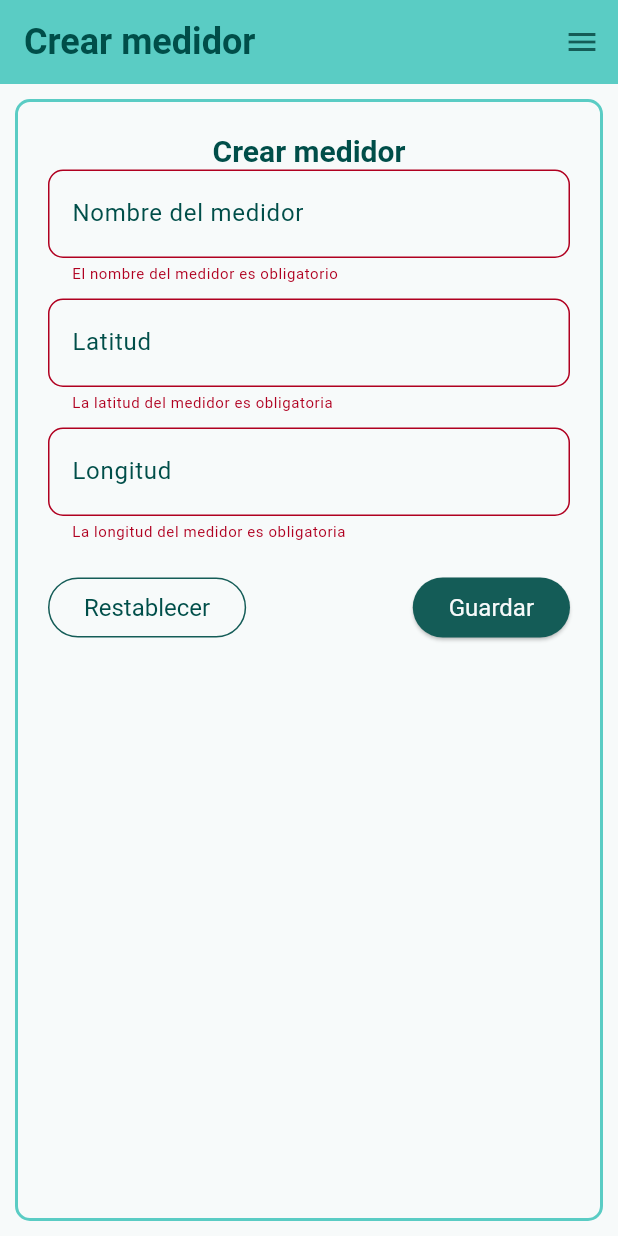
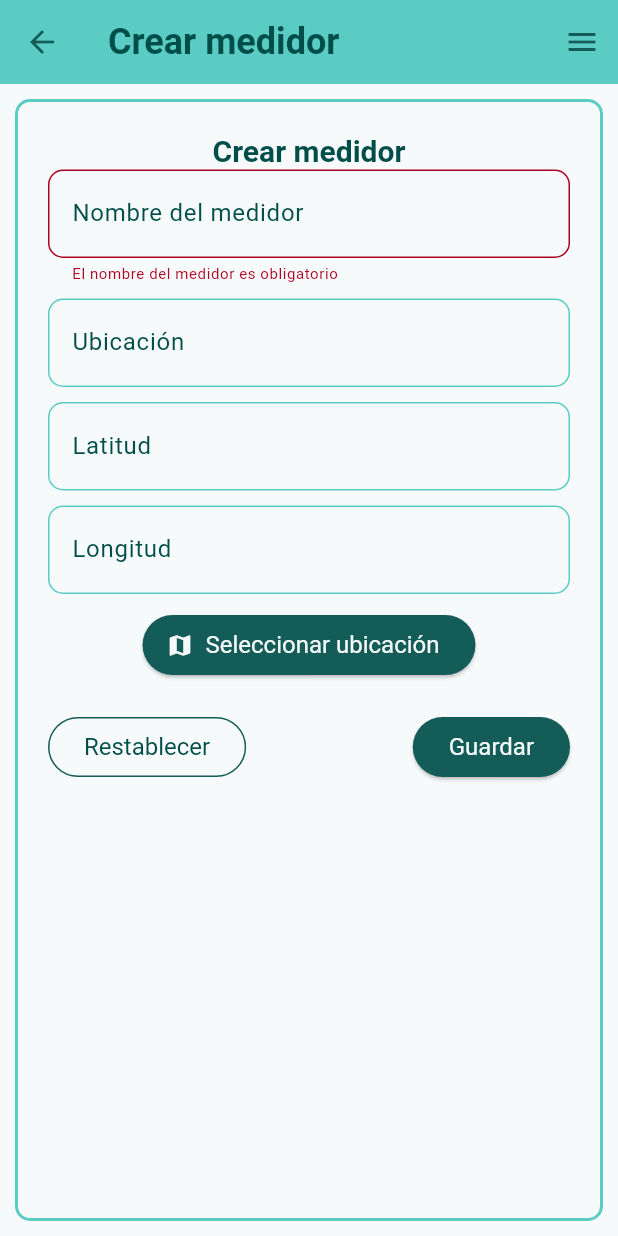
Before and after one commit to Emmanueloz/frontend_water_quality, a Flutter app: the FormMeters screen opened directly with empty values, after a tap on "Guardar", on a phone screen of 412 x 824 dp. Run offline on Flutter 3.47's test engine with Material 3 defaults, Android fonts, the phone set to English and light mode, and no system bars; our stand-ins replace fl_chart, flutter_map, go_router, latlong2; missing offline and left inert: flutter_map_cancellable_tile_provider, girix_code_gauge.

Commit message:
refactor: se optmizo la forma en seleccionar la ubicacion del medidor

```diff
--- a/lib/presentation/pages/form_meters.dart
+++ b/lib/presentation/pages/form_meters.dart
@@ -1,11 +1,19 @@
 import 'package:flutter/material.dart';
-import 'package:flutter/services.dart'; // Necesario para FilteringTextInputFormatter
+import 'package:latlong2/latlong.dart';
+import 'package:frontend_water_quality/presentation/widgets/specific/meter_ubications/search_map.dart';
 import 'package:frontend_water_quality/core/enums/screen_size.dart';
 import 'package:frontend_water_quality/presentation/widgets/common/atoms/base_container.dart';
 import 'package:frontend_water_quality/presentation/widgets/layout/layout.dart';
 import 'package:frontend_water_quality/presentation/widgets/layout/layout_meters.dart';
 
-class FormMeters extends StatelessWidget {
+class UbicacionSeleccionada {
+  final LatLng coordenadas;
+  final String nombreLugar;
+
+  UbicacionSeleccionada({required this.coordenadas, required this.nombreLugar});
+}
+
+class FormMeters extends StatefulWidget {
   final String id;
   final String? idMeter;
 
@@ -15,25 +23,57 @@ class FormMeters extends StatelessWidget {
     this.idMeter,
   });
 
-  bool validarCoordenadas(String latStr, String lonStr) {
-    final double? lat = double.tryParse(latStr);
-    final double? lon = double.tryParse(lonStr);
+  @override
+  State<FormMeters> createState() => _FormMetersState();
+}
 
-    if (lat == null || lon == null) return false;
+class _FormMetersState extends State<FormMeters> {
+  final _formKey = GlobalKey<FormState>();
+  final TextEditingController _nameController = TextEditingController();
+  final TextEditingController _latController = TextEditingController();
+  final TextEditingController _lngController = TextEditingController();
+  final TextEditingController _placeNameController = TextEditingController();
 
-    return lat >= -90 && lat <= 90 && lon >= -180 && lon <= 180;
+  LatLng? selectedLocation;
+
+  bool validarCoordenadas(LatLng? location) {
+    if (location == null) return false;
+    return location.latitude >= -90 &&
+        location.latitude <= 90 &&
+        location.longitude >= -180 &&
+        location.longitude <= 180;
+  }
+
+  Future<UbicacionSeleccionada?> showMapSelectionScreen(
+      BuildContext context, LatLng? initial) async {
+    return await Navigator.push(
+      context,
+      MaterialPageRoute(
+        builder: (context) => Scaffold(
+          appBar: AppBar(title: const Text("Seleccionar ubicación")),
+          body: SearchMap(
+            screenSize: ScreenSize.mobile,
+            onLocationSelected: (UbicacionSeleccionada data) {
+              Navigator.pop(context, data);
+            },
+          ),
+        ),
+      ),
+    );
   }
 
   @override
   Widget build(BuildContext context) {
-    String title = idMeter != null ? "Editar medidor" : "Crear medidor";
+    final String title =
+        widget.idMeter != null ? "Editar medidor" : "Crear medidor";
 
-    if (idMeter != null) {
+    if (widget.idMeter != null) {
+
       return LayoutMeters(
         title: title,
-        id: id,
-        idMeter: idMeter ?? "",
-        selectedIndex: 5,
+        id: widget.id,
+        idMeter: widget.idMeter!,
+        selectedIndex: 6,
         builder: (context, screenSize) =>
             _builderMain(context, screenSize, title),
       );
@@ -46,29 +86,11 @@ class FormMeters extends StatelessWidget {
     );
   }
 
+
   Widget _builderMain(
       BuildContext context, ScreenSize screenSize, String title) {
-    if (screenSize == ScreenSize.mobile) {
-      return BaseContainer(
-        margin: EdgeInsets.all(10),
-        child: _buildForm(context, screenSize, title),
-      );
-    }
-
-    if (idMeter != null) {
-      return Expanded(
-        child: BaseContainer(
-          child: Align(
-            alignment: Alignment.topCenter,
-            child: _buildForm(context, screenSize, title),
-          ),
-        ),
-      );
-    }
-
-
     return BaseContainer(
-      margin: EdgeInsets.all(10),
+      margin: const EdgeInsets.all(10),
       child: Align(
         alignment: Alignment.topCenter,
         child: _buildForm(context, screenSize, title),
@@ -77,18 +99,15 @@ class FormMeters extends StatelessWidget {
   }
 
   Widget _buildForm(BuildContext context, ScreenSize screenSize, String title) {
-    final latController = TextEditingController();
-    final lonController = TextEditingController();
-    final formKey = GlobalKey<FormState>();
-
     return Container(
       width: screenSize == ScreenSize.mobile ? double.infinity : 600,
       height: screenSize == ScreenSize.mobile ? double.infinity : 600,
-      margin: EdgeInsets.all(10),
-      padding: EdgeInsets.all(10),
+      margin: const EdgeInsets.all(10),
+      padding: const EdgeInsets.all(10),
       child: Form(
-        key: formKey,
+        key: _formKey,
         child: Column(
+
           children: [
             Text(
               title,
@@ -98,6 +117,7 @@ class FormMeters extends StatelessWidget {
                   ?.copyWith(fontWeight: FontWeight.bold),
             ),
             TextFormField(
+              controller: _nameController,
               decoration: const InputDecoration(
                 labelText: "Nombre del medidor",
               ),
@@ -108,47 +128,41 @@ class FormMeters extends StatelessWidget {
                 return null;
               },
             ),
-            SizedBox(height: 10),
+            const SizedBox(height: 10),
             TextFormField(
-              controller: latController,
-              keyboardType:
-                  const TextInputType.numberWithOptions(decimal: true),
-              inputFormatters: [
-                FilteringTextInputFormatter.allow(RegExp(r'^-?\d*\.?\d*')),
-              ],
-              decoration: const InputDecoration(
-                labelText: "Latitud",
-                hintText: "Ej. 10.1234567",
-              ),
-              validator: (value) {
-                if (value == null || value.isEmpty) {
-                  return "La latitud del medidor es obligatoria";
+              controller: _placeNameController,
+              decoration: const InputDecoration(labelText: 'Ubicación'),
+              readOnly: true,
+            ),
+            const SizedBox(height: 10),
+            TextFormField(
+              controller: _latController,
+              decoration: const InputDecoration(labelText: 'Latitud'),
+              readOnly: true,
+            ),
+            const SizedBox(height: 10),
+            TextFormField(
+              controller: _lngController,
+              decoration: const InputDecoration(labelText: 'Longitud'),
+              readOnly: true,
+            ),
+            const SizedBox(height: 10),
+            ElevatedButton.icon(
+              icon: const Icon(Icons.map),
+              label: const Text("Seleccionar ubicación"),
+              onPressed: () async {
+                final result =
+                    await showMapSelectionScreen(context, selectedLocation);
+                if (result != null) {
+                  setState(() {
+                    selectedLocation = result.coordenadas;
+                    _latController.text =
+                        result.coordenadas.latitude.toStringAsFixed(6);
+                    _lngController.text =
+                        result.coordenadas.longitude.toStringAsFixed(6);
+                    _placeNameController.text = result.nombreLugar;
+                  });
                 }
-                if (!validarCoordenadas(value, lonController.text)) {
-                  return "Latitud inválida";
-                }
-                return null;
-              },
-            ),
-            SizedBox(height: 10),
-            TextFormField(
-              controller: lonController,
-              keyboardType:
-                  const TextInputType.numberWithOptions(decimal: true),
-              inputFormatters: [
-                FilteringTextInputFormatter.allow(RegExp(r'^-?\d*\.?\d*')),
-              ],
-              decoration: const InputDecoration(
-                  labelText: 'Longitud',
-                  hintText: 'Ej. 16.9063900'),
-              validator: (value) {
-                if (value == null || value.isEmpty) {
-                  return 'La longitud del medidor es obligatoria';
-                }
-                if (!validarCoordenadas(latController.text, value)) {
-                  return "Longitud inválida";
-                }
-                return null;
               },
             ),
             const SizedBox(height: 20),
@@ -157,15 +171,24 @@ class FormMeters extends StatelessWidget {
               children: [
                 OutlinedButton(
                   onPressed: () {
-                    formKey.currentState?.reset();
-                    latController.clear();
-                    lonController.clear();
+                    _formKey.currentState?.reset();
+                    _nameController.clear();
+                    _latController.clear();
+                    _lngController.clear();
+                    _placeNameController.clear();
+                    setState(() => selectedLocation = null);
                   },
                   child: const Text("Restablecer"),
                 ),
                 ElevatedButton(
                   onPressed: () {
-                    if (formKey.currentState?.validate() ?? false) {
+                    if (_formKey.currentState?.validate() ?? false) {
+                      if (!validarCoordenadas(selectedLocation)) {
+                        ScaffoldMessenger.of(context).showSnackBar(
+                          const SnackBar(content: Text("Ubicación inválida")),
+                        );
+                        return;
+                      }
                       ScaffoldMessenger.of(context).showSnackBar(
                         const SnackBar(content: Text("Formulario válido")),
                       );
```
Also changed, not shown: lib/presentation/widgets/specific/meter_ubications/main_map.dart (+6 -2 lines), lib/presentation/widgets/specific/meter_ubications/search_map.dart (added, +194 -0 lines).
